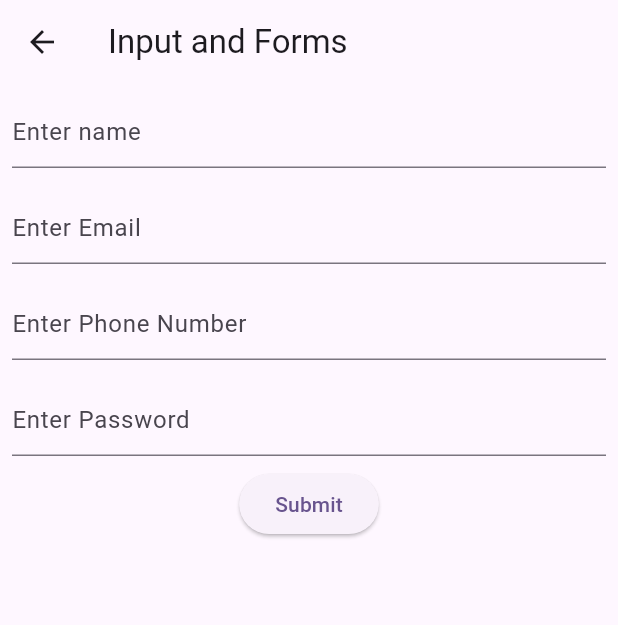
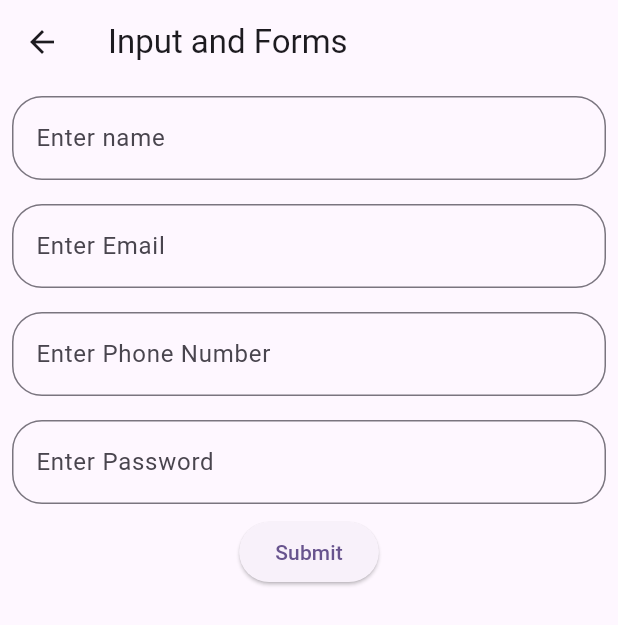
Before and after one commit to umeree/AllTasksOfFlutter, a Flutter app: the InputAndForms screen opened directly, on a phone screen of 412 x 824 dp. Shown: the top 625 px of the screen. Run offline on Flutter 3.47's test engine with Material 2 defaults, Android fonts, the phone set to English and light mode, and no system bars; network calls fail.

Commit message:
Forms Vaidations

```diff
--- a/lib/custom_form.dart
+++ b/lib/custom_form.dart
@@ -19,7 +19,10 @@ class CustomFormField extends StatelessWidget {
       child: TextFormField(
         inputFormatters: inputFormatters,
         validator: validator,
-        decoration: InputDecoration(hintText: hintText),
+        decoration: InputDecoration(
+            hintText: hintText,
+            border:
+                OutlineInputBorder(borderRadius: BorderRadius.circular(20))),
       ),
     );
   }
```
